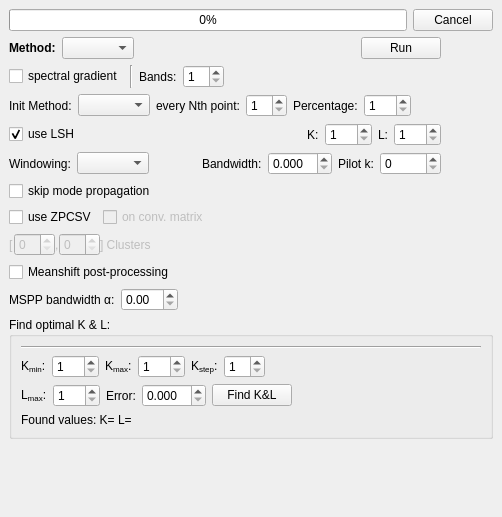
Old version of the form gui/docks/clusteringdock.ui in the repository gerbilvis/gerbil.
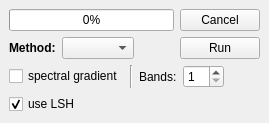
New version of the form. Icons and pictures are not drawn.

Commit message: - proper fix for UI layout issues:   custom widgets give somewhat proper size hints - ScaledView now centers the pixmap and fills frame with pattern - fixes of UI properties - clean out clustering dock widget UI   Qt problem: initial size estimate stays, even when parts of the UI disabled - fix: restore resource links in banddock.ui   Qt Creator tends to remove the resource links in the form of ../gerbil.qrc! - bandview cursor now int, cursor only drawn when within pixmap - ScaledView sets minimum size hint in constructor - #bands denoted left of the binning slider, binning slider shows ticks

Diff of the .ui file:
```diff
--- a/gui/docks/clusteringdock.ui
+++ b/gui/docks/clusteringdock.ui
@@ -2,14 +2,6 @@
 <ui version="4.0">
  <class>ClusteringDock</class>
  <widget class="QDockWidget" name="ClusteringDock">
-  <property name="geometry">
-   <rect>
-    <x>0</x>
-    <y>0</y>
-    <width>502</width>
-    <height>517</height>
-   </rect>
-  </property>
   <property name="sizePolicy">
    <sizepolicy hsizetype="Preferred" vsizetype="Preferred">
     <horstretch>0</horstretch>
@@ -179,93 +171,6 @@
               </layout>
              </widget>
             </item>
-            <item>
-             <widget class="QWidget" name="usInitWidget" native="true">
-              <layout class="QHBoxLayout" name="horizontalLayout_19">
-               <property name="margin">
-                <number>0</number>
-               </property>
-               <item>
-                <widget class="QLabel" name="label_12">
-                 <property name="text">
-                  <string>Init Method:</string>
-                 </property>
-                </widget>
-               </item>
-               <item>
-                <widget class="QComboBox" name="usInitMethodBox"/>
-               </item>
-               <item>
-                <widget class="QWidget" name="usInitJumpWidget" native="true">
-                 <layout class="QFormLayout" name="formLayout_4">
-                  <property name="fieldGrowthPolicy">
-                   <enum>QFormLayout::AllNonFixedFieldsGrow</enum>
-                  </property>
-                  <property name="margin">
-                   <number>0</number>
-                  </property>
-                  <item row="0" column="0">
-                   <widget class="QLabel" name="label_13">
-                    <property name="text">
-                     <string>every Nth point:</string>
-                    </property>
-                   </widget>
-                  </item>
-                  <item row="0" column="1">
-                   <widget class="QSpinBox" name="usInitJumpBox">
-                    <property name="minimum">
-                     <number>1</number>
-                    </property>
-                   </widget>
-                  </item>
-                 </layout>
-                </widget>
-               </item>
-               <item>
-                <widget class="QWidget" name="usInitPercentWidget" native="true">
-                 <layout class="QFormLayout" name="formLayout_5">
-                  <property name="fieldGrowthPolicy">
-                   <enum>QFormLayout::AllNonFixedFieldsGrow</enum>
-                  </property>
-                  <property name="margin">
-                   <number>0</number>
-                  </property>
-                  <item row="0" column="0">
-                   <widget class="QLabel" name="label_14">
-                    <property name="text">
-                     <string>Percentage:</string>
-                    </property>
-                   </widget>
-                  </item>
-                  <item row="0" column="1">
-                   <widget class="QSpinBox" name="usInitPercentBox">
-                    <property name="minimum">
-                     <number>1</number>
-                    </property>
-                    <property name="maximum">
-                     <number>100</number>
-                    </property>
-                   </widget>
-                  </item>
-                 </layout>
-                </widget>
-               </item>
-               <item>
-                <spacer name="horizontalSpacer_19">
-                 <property name="orientation">
-                  <enum>Qt::Horizontal</enum>
-                 </property>
-                 <property name="sizeHint" stdset="0">
-                  <size>
-                   <width>0</width>
-                   <height>0</height>
-                  </size>
-                 </property>
-                </spacer>
-               </item>
-              </layout>
-             </widget>
-            </item>
             <item>
              <widget class="QWidget" name="widget" native="true">
               <layout class="QHBoxLayout" name="horizontalLayout_47">
@@ -291,315 +196,11 @@
                   <property name="margin">
                    <number>0</number>
                   </property>
-                  <item row="0" column="5">
-                   <widget class="QSpinBox" name="usKSpinBox">
-                    <property name="minimum">
-                     <number>1</number>
-                    </property>
-                    <property name="maximum">
-                     <number>999</number>
-                    </property>
-                   </widget>
-                  </item>
-                  <item row="0" column="6">
-                   <widget class="QLabel" name="label_21">
-                    <property name="text">
-                     <string>L:</string>
-                    </property>
-                   </widget>
-                  </item>
-                  <item row="0" column="7">
-                   <widget class="QSpinBox" name="usLSpinBox">
-                    <property name="minimum">
-                     <number>1</number>
-                    </property>
-                    <property name="maximum">
-                     <number>999</number>
-                    </property>
-                   </widget>
-                  </item>
-                  <item row="0" column="3">
+                   <item row="0" column="3">
                    <spacer name="horizontalSpacer_16">
                     <property name="orientation">
                      <enum>Qt::Horizontal</enum>
                     </property>
-                    <property name="sizeHint" stdset="0">
-                     <size>
-                      <width>40</width>
-                      <height>20</height>
-                     </size>
-                    </property>
-                   </spacer>
-                  </item>
-                  <item row="0" column="4">
-                   <widget class="QLabel" name="label_20">
-                    <property name="text">
-                     <string>K:</string>
-                    </property>
-                   </widget>
-                  </item>
-                 </layout>
-                </widget>
-               </item>
-              </layout>
-             </widget>
-            </item>
-            <item>
-             <widget class="QWidget" name="usBandwidthWidget" native="true">
-              <layout class="QHBoxLayout" name="horizontalLayout_21">
-               <property name="margin">
-                <number>0</number>
-               </property>
-               <item>
-                <widget class="QLabel" name="label_17">
-                 <property name="text">
-                  <string>Windowing:</string>
-                 </property>
-                </widget>
-               </item>
-               <item>
-                <widget class="QComboBox" name="usBandwidthBox"/>
-               </item>
-               <item>
-                <spacer name="horizontalSpacer_22">
-                 <property name="orientation">
-                  <enum>Qt::Horizontal</enum>
-                 </property>
-                 <property name="sizeHint" stdset="0">
-                  <size>
-                   <width>20</width>
-                   <height>0</height>
-                  </size>
-                 </property>
-                </spacer>
-               </item>
-               <item>
-                <widget class="QWidget" name="usFixedBWWidget" native="true">
-                 <layout class="QGridLayout" name="gridLayout_7">
-                  <property name="margin">
-                   <number>0</number>
-                  </property>
-                  <item row="0" column="0">
-                   <widget class="QLabel" name="label_18">
-                    <property name="text">
-                     <string>Bandwidth:</string>
-                    </property>
-                   </widget>
-                  </item>
-                  <item row="0" column="1">
-                   <widget class="QDoubleSpinBox" name="usFixedBWSpinBox">
-                    <property name="decimals">
-                     <number>3</number>
-                    </property>
-                    <property name="singleStep">
-                     <double>0.005000000000000</double>
-                    </property>
-                   </widget>
-                  </item>
-                 </layout>
-                </widget>
-               </item>
-               <item>
-                <widget class="QWidget" name="usAdaptiveBWWidget" native="true">
-                 <layout class="QGridLayout" name="gridLayout_8">
-                  <property name="margin">
-                   <number>0</number>
-                  </property>
-                  <item row="0" column="0">
-                   <widget class="QLabel" name="label_19">
-                    <property name="text">
-                     <string>Pilot k:</string>
-                    </property>
-                   </widget>
-                  </item>
-                  <item row="0" column="1">
-                   <widget class="QSpinBox" name="usPilotKSpinBox">
-                    <property name="maximum">
-                     <number>99999</number>
-                    </property>
-                   </widget>
-                  </item>
-                 </layout>
-                </widget>
-               </item>
-              </layout>
-             </widget>
-            </item>
-            <item>
-             <widget class="QWidget" name="usSkipPropWidget" native="true">
-              <layout class="QHBoxLayout" name="horizontalLayout_16">
-               <property name="margin">
-                <number>0</number>
-               </property>
-               <item>
-                <widget class="QCheckBox" name="usSkipPropCheckBox">
-                 <property name="text">
-                  <string>skip mode propagation</string>
-                 </property>
-                </widget>
-               </item>
-               <item>
-                <spacer name="horizontalSpacer_20">
-                 <property name="orientation">
-                  <enum>Qt::Horizontal</enum>
-                 </property>
-                 <property name="sizeHint" stdset="0">
-                  <size>
-                   <width>285</width>
-                   <height>20</height>
-                  </size>
-                 </property>
-                </spacer>
-               </item>
-              </layout>
-             </widget>
-            </item>
-            <item>
-             <widget class="QWidget" name="usSpectralWidget" native="true">
-              <layout class="QVBoxLayout" name="verticalLayout_8">
-               <property name="margin">
-                <number>0</number>
-               </property>
-               <item>
-                <layout class="QHBoxLayout" name="horizontalLayout_3">
-                 <item>
-                  <widget class="QCheckBox" name="usSpectralCheckBox">
-                   <property name="text">
-                    <string>use ZPCSV</string>
-                   </property>
-                  </widget>
-                 </item>
-                 <item>
-                  <widget class="QCheckBox" name="usSpectralConvCheckBox">
-                   <property name="enabled">
-                    <bool>false</bool>
-                   </property>
-                   <property name="text">
-                    <string>on conv. matrix</string>
-                   </property>
-                  </widget>
-                 </item>
-                 <item>
-                  <spacer name="horizontalSpacer_12">
-                   <property name="orientation">
-                    <enum>Qt::Horizontal</enum>
-                   </property>
-                   <property name="sizeHint" stdset="0">
-                    <size>
-                     <width>40</width>
-                     <height>20</height>
-                    </size>
-                   </property>
-                  </spacer>
-                 </item>
-                </layout>
-               </item>
-               <item>
-                <widget class="QWidget" name="usSpectralMinMaxWidget" native="true">
-                 <property name="enabled">
-                  <bool>false</bool>
-                 </property>
-                 <layout class="QHBoxLayout" name="usSpectralMinMaxWidget_2">
-                  <property name="spacing">
-                   <number>0</number>
-                  </property>
-                  <property name="margin">
-                   <number>0</number>
-                  </property>
-                  <item>
-                   <widget class="QLabel" name="label_7">
-                    <property name="text">
-                     <string>[</string>
-                    </property>
-                   </widget>
-                  </item>
-                  <item>
-                   <widget class="QSpinBox" name="usSpectralMinBox">
-                    <property name="toolTip">
-                     <string>lower bound</string>
-                    </property>
-                   </widget>
-                  </item>
-                  <item>
-                   <widget class="QLabel" name="label_5">
-                    <property name="text">
-                     <string>,</string>
-                    </property>
-                   </widget>
-                  </item>
-                  <item>
-                   <widget class="QSpinBox" name="usSpectralMaxBox">
-                    <property name="toolTip">
-                     <string>upper bound</string>
-                    </property>
-                   </widget>
-                  </item>
-                  <item>
-                   <widget class="QLabel" name="label_6">
-                    <property name="text">
-                     <string>] Clusters</string>
-                    </property>
-                   </widget>
-                  </item>
-                  <item>
-                   <spacer name="spacer">
-                    <property name="orientation">
-                     <enum>Qt::Horizontal</enum>
-                    </property>
-                    <property name="sizeHint" stdset="0">
-                     <size>
-                      <width>40</width>
-                      <height>20</height>
-                     </size>
-                    </property>
-                   </spacer>
-                  </item>
-                 </layout>
-                </widget>
-               </item>
-              </layout>
-             </widget>
-            </item>
-            <item>
-             <widget class="QWidget" name="usMSPPWidget" native="true">
-              <layout class="QVBoxLayout" name="verticalLayout_9">
-               <property name="margin">
-                <number>0</number>
-               </property>
-               <item>
-                <widget class="QCheckBox" name="usProbShiftMSPPCheckBox">
-                 <property name="text">
-                  <string>Meanshift post-processing</string>
-                 </property>
-                </widget>
-               </item>
-               <item>
-                <widget class="QWidget" name="widget_2" native="true">
-                 <layout class="QHBoxLayout" name="horizontalLayout_10">
-                  <property name="margin">
-                   <number>0</number>
-                  </property>
-                  <item>
-                   <widget class="QLabel" name="label_8">
-                    <property name="text">
-                     <string>MSPP bandwidth α:</string>
-                    </property>
-                   </widget>
-                  </item>
-                  <item>
-                   <widget class="QDoubleSpinBox" name="usProbShiftMSPPAlphaSpinBox"/>
-                  </item>
-                  <item>
-                   <spacer name="horizontalSpacer_13">
-                    <property name="orientation">
-                     <enum>Qt::Horizontal</enum>
-                    </property>
-                    <property name="sizeHint" stdset="0">
-                     <size>
-                      <width>40</width>
-                      <height>20</height>
-                     </size>
-                    </property>
                    </spacer>
                   </item>
                  </layout>
@@ -627,207 +228,6 @@
         </layout>
        </widget>
       </item>
-      <item row="2" column="0">
-       <widget class="QGroupBox" name="findKLWidget">
-        <property name="title">
-         <string>Find optimal K &amp;&amp; L:</string>
-        </property>
-        <layout class="QVBoxLayout" name="verticalLayout_12">
-         <item>
-          <widget class="Line" name="line_4">
-           <property name="orientation">
-            <enum>Qt::Horizontal</enum>
-           </property>
-          </widget>
-         </item>
-         <item>
-          <layout class="QHBoxLayout" name="horizontalLayout_48">
-           <item>
-            <widget class="QLabel" name="kMinLabel_2">
-             <property name="text">
-              <string>&lt;!DOCTYPE HTML PUBLIC &quot;-//W3C//DTD HTML 4.0//EN&quot; &quot;http://www.w3.org/TR/REC-html40/strict.dtd&quot;&gt;
-&lt;html&gt;&lt;head&gt;&lt;meta name=&quot;qrichtext&quot; content=&quot;1&quot; /&gt;&lt;style type=&quot;text/css&quot;&gt;
-p, li { white-space: pre-wrap; }
-&lt;/style&gt;&lt;/head&gt;&lt;body style=&quot; font-family:'Sans'; font-size:10pt; font-weight:400; font-style:normal;&quot;&gt;
-&lt;table border=&quot;0&quot; style=&quot;-qt-table-type: root; margin-top:4px; margin-bottom:4px; margin-left:4px; margin-right:4px;&quot;&gt;
-&lt;tr&gt;
-&lt;td style=&quot;border: none;&quot;&gt;
-&lt;p style=&quot; margin-top:0px; margin-bottom:0px; margin-left:0px; margin-right:0px; -qt-block-indent:0; text-indent:0px;&quot;&gt;&lt;span style=&quot; font-family:'Sans Serif'; font-size:9pt;&quot;&gt;K&lt;/span&gt;&lt;span style=&quot; font-family:'Sans Serif'; font-size:9pt; vertical-align:sub;&quot;&gt;min&lt;/span&gt;&lt;span style=&quot; font-family:'Sans Serif'; font-size:9pt;&quot;&gt;:&lt;/span&gt;&lt;/p&gt;&lt;/td&gt;&lt;/tr&gt;&lt;/table&gt;&lt;/body&gt;&lt;/html&gt;</string>
-             </property>
-            </widget>
-           </item>
-           <item>
-            <widget class="QSpinBox" name="usFindKLKMinBox">
-             <property name="minimum">
-              <number>1</number>
-             </property>
-             <property name="maximum">
-              <number>999</number>
-             </property>
-            </widget>
-           </item>
-           <item>
-            <widget class="QLabel" name="label_15">
-             <property name="text">
-              <string>&lt;!DOCTYPE HTML PUBLIC &quot;-//W3C//DTD HTML 4.0//EN&quot; &quot;http://www.w3.org/TR/REC-html40/strict.dtd&quot;&gt;
-&lt;html&gt;&lt;head&gt;&lt;meta name=&quot;qrichtext&quot; content=&quot;1&quot; /&gt;&lt;style type=&quot;text/css&quot;&gt;
-p, li { white-space: pre-wrap; }
-&lt;/style&gt;&lt;/head&gt;&lt;body style=&quot; font-family:'Sans'; font-size:10pt; font-weight:400; font-style:normal;&quot;&gt;
-&lt;table style=&quot;-qt-table-type: root; margin-top:4px; margin-bottom:4px; margin-left:4px; margin-right:4px;&quot;&gt;
-&lt;tr&gt;
-&lt;td style=&quot;border: none;&quot;&gt;
-&lt;p style=&quot; margin-top:0px; margin-bottom:0px; margin-left:0px; margin-right:0px; -qt-block-indent:0; text-indent:0px;&quot;&gt;&lt;span style=&quot; font-family:'Sans Serif'; font-size:9pt;&quot;&gt;K&lt;/span&gt;&lt;span style=&quot; font-family:'Sans Serif'; font-size:9pt; vertical-align:sub;&quot;&gt;max&lt;/span&gt;&lt;span style=&quot; font-family:'Sans Serif'; font-size:9pt;&quot;&gt;:&lt;/span&gt;&lt;/p&gt;&lt;/td&gt;&lt;/tr&gt;&lt;/table&gt;&lt;/body&gt;&lt;/html&gt;</string>
-             </property>
-            </widget>
-           </item>
-           <item>
-            <widget class="QSpinBox" name="usFindKLKmaxBox">
-             <property name="minimum">
-              <number>1</number>
-             </property>
-             <property name="maximum">
-              <number>999</number>
-             </property>
-            </widget>
-           </item>
-           <item>
-            <widget class="QLabel" name="stepLabel_2">
-             <property name="text">
-              <string>&lt;!DOCTYPE HTML PUBLIC &quot;-//W3C//DTD HTML 4.0//EN&quot; &quot;http://www.w3.org/TR/REC-html40/strict.dtd&quot;&gt;
-&lt;html&gt;&lt;head&gt;&lt;meta name=&quot;qrichtext&quot; content=&quot;1&quot; /&gt;&lt;style type=&quot;text/css&quot;&gt;
-p, li { white-space: pre-wrap; }
-&lt;/style&gt;&lt;/head&gt;&lt;body style=&quot; font-family:'Sans'; font-size:10pt; font-weight:400; font-style:normal;&quot;&gt;
-&lt;table style=&quot;-qt-table-type: root; margin-top:4px; margin-bottom:4px; margin-left:4px; margin-right:4px;&quot;&gt;
-&lt;tr&gt;
-&lt;td style=&quot;border: none;&quot;&gt;
-&lt;p style=&quot; margin-top:0px; margin-bottom:0px; margin-left:0px; margin-right:0px; -qt-block-indent:0; text-indent:0px;&quot;&gt;&lt;span style=&quot; font-family:'Sans Serif'; font-size:9pt;&quot;&gt;K&lt;/span&gt;&lt;span style=&quot; font-family:'Sans Serif'; font-size:9pt; vertical-align:sub;&quot;&gt;step&lt;/span&gt;&lt;span style=&quot; font-family:'Sans Serif'; font-size:9pt;&quot;&gt;:&lt;/span&gt;&lt;/p&gt;&lt;/td&gt;&lt;/tr&gt;&lt;/table&gt;&lt;/body&gt;&lt;/html&gt;</string>
-             </property>
-            </widget>
-           </item>
-           <item>
-            <widget class="QSpinBox" name="usFindKLKStepBox">
-             <property name="minimum">
-              <number>1</number>
-             </property>
-            </widget>
-           </item>
-           <item>
-            <spacer name="horizontalSpacer_17">
-             <property name="orientation">
-              <enum>Qt::Horizontal</enum>
-             </property>
-             <property name="sizeHint" stdset="0">
-              <size>
-               <width>40</width>
-               <height>20</height>
-              </size>
-             </property>
-            </spacer>
-           </item>
-          </layout>
-         </item>
-         <item>
-          <layout class="QHBoxLayout" name="horizontalLayout_50">
-           <item>
-            <widget class="QLabel" name="label_16">
-             <property name="text">
-              <string>&lt;!DOCTYPE HTML PUBLIC &quot;-//W3C//DTD HTML 4.0//EN&quot; &quot;http://www.w3.org/TR/REC-html40/strict.dtd&quot;&gt;
-&lt;html&gt;&lt;head&gt;&lt;meta name=&quot;qrichtext&quot; content=&quot;1&quot; /&gt;&lt;style type=&quot;text/css&quot;&gt;
-p, li { white-space: pre-wrap; }
-&lt;/style&gt;&lt;/head&gt;&lt;body style=&quot; font-family:'Sans'; font-size:10pt; font-weight:400; font-style:normal;&quot;&gt;
-&lt;table border=&quot;0&quot; style=&quot;-qt-table-type: root; margin-top:4px; margin-bottom:4px; margin-left:4px; margin-right:4px;&quot;&gt;
-&lt;tr&gt;
-&lt;td style=&quot;border: none;&quot;&gt;
-&lt;p style=&quot; margin-top:0px; margin-bottom:0px; margin-left:0px; margin-right:0px; -qt-block-indent:0; text-indent:0px;&quot;&gt;&lt;span style=&quot; font-family:'Sans Serif'; font-size:9pt;&quot;&gt;L&lt;/span&gt;&lt;span style=&quot; font-family:'Sans Serif'; font-size:9pt; vertical-align:sub;&quot;&gt;max&lt;/span&gt;&lt;span style=&quot; font-family:'Sans Serif'; font-size:9pt;&quot;&gt;:&lt;/span&gt;&lt;/p&gt;&lt;/td&gt;&lt;/tr&gt;&lt;/table&gt;&lt;/body&gt;&lt;/html&gt;</string>
-             </property>
-            </widget>
-           </item>
-           <item>
-            <widget class="QSpinBox" name="usFindKLLmaxBox">
-             <property name="minimum">
-              <number>1</number>
-             </property>
-             <property name="maximum">
-              <number>999</number>
-             </property>
-            </widget>
-           </item>
-           <item>
-            <widget class="QLabel" name="epsilonLabel_2">
-             <property name="text">
-              <string>Error:</string>
-             </property>
-            </widget>
-           </item>
-           <item>
-            <widget class="QDoubleSpinBox" name="usFindKLEpsilonBox">
-             <property name="decimals">
-              <number>3</number>
-             </property>
-             <property name="singleStep">
-              <double>0.010000000000000</double>
-             </property>
-            </widget>
-           </item>
-           <item>
-            <widget class="QPushButton" name="usFindKLGoButton">
-             <property name="sizePolicy">
-              <sizepolicy hsizetype="Fixed" vsizetype="Fixed">
-               <horstretch>0</horstretch>
-               <verstretch>0</verstretch>
-              </sizepolicy>
-             </property>
-             <property name="text">
-              <string>Find K&amp;&amp;L</string>
-             </property>
-             <property name="autoDefault">
-              <bool>false</bool>
-             </property>
-             <property name="default">
-              <bool>false</bool>
-             </property>
-             <property name="flat">
-              <bool>false</bool>
-             </property>
-            </widget>
-           </item>
-           <item>
-            <spacer name="horizontalSpacer_21">
-             <property name="orientation">
-              <enum>Qt::Horizontal</enum>
-             </property>
-             <property name="sizeHint" stdset="0">
-              <size>
-               <width>40</width>
-               <height>20</height>
-              </size>
-             </property>
-            </spacer>
-           </item>
-          </layout>
-         </item>
-         <item>
-          <widget class="QWidget" name="usFoundKLWidget" native="true">
-           <layout class="QHBoxLayout" name="horizontalLayout_49">
-            <property name="margin">
-             <number>0</number>
-            </property>
-            <item>
-             <widget class="QLabel" name="usFoundKLLabel">
-              <property name="enabled">
-               <bool>true</bool>
-              </property>
-              <property name="text">
-               <string>Found values: K= L=</string>
-              </property>
-             </widget>
-            </item>
-           </layout>
-          </widget>
-         </item>
-        </layout>
-       </widget>
-      </item>
      </layout>
     </item>
     <item>
@@ -837,8 +237,8 @@
       </property>
       <property name="sizeHint" stdset="0">
        <size>
-        <width>20</width>
-        <height>40</height>
+        <width>0</width>
+        <height>0</height>
        </size>
       </property>
      </spacer>
```
The commit also changes 17 other files.
